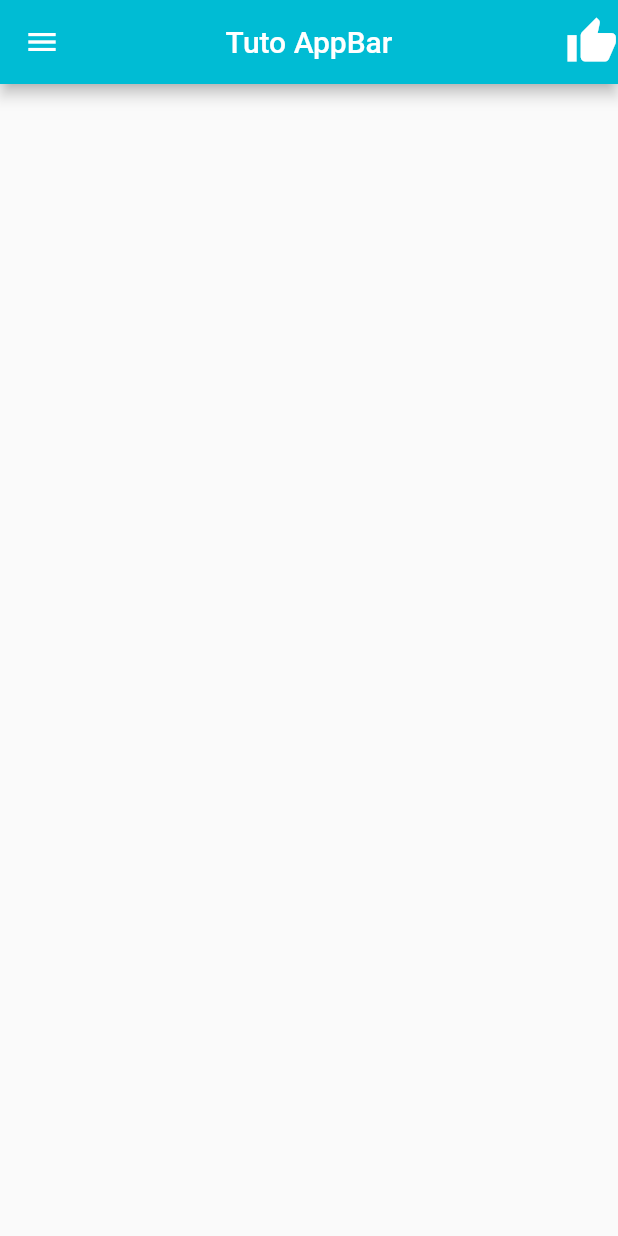
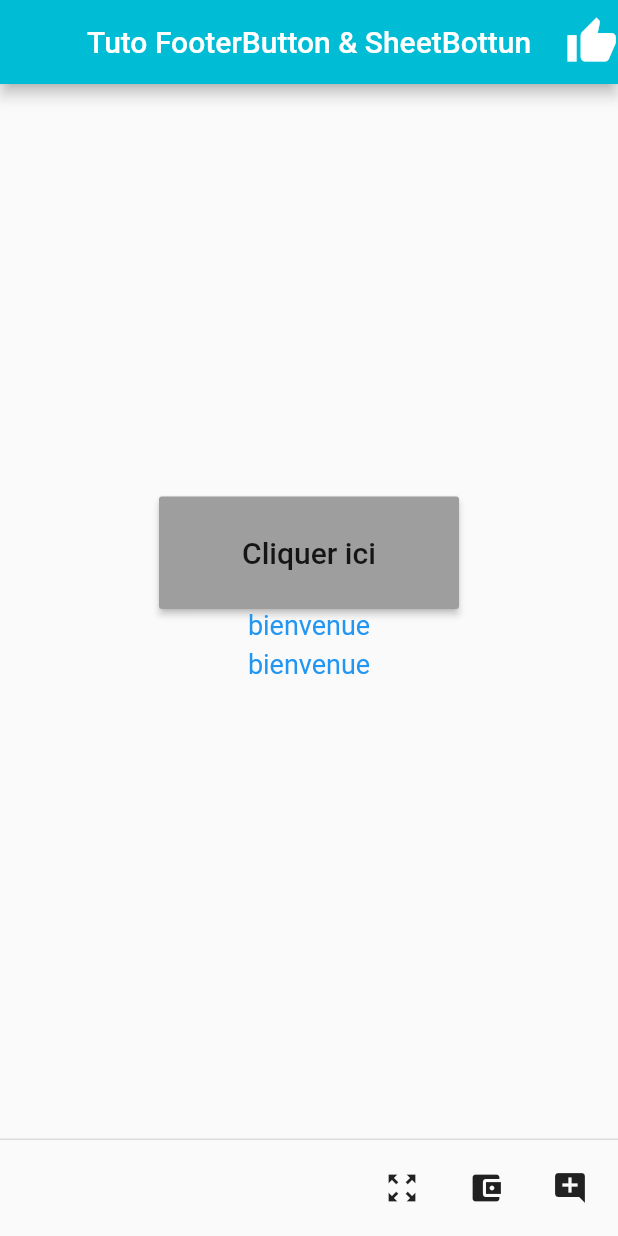
Before and after one commit to JamelChatti/NewProject, a Flutter app: the screen it shows after launch, on a phone screen of 412 x 824 dp. Run offline on Flutter 3.47's test engine with Material 2 defaults, Android fonts, the phone set to English and light mode, and no system bars.

Commit message:
FooterButton & SheetButton

```diff
--- a/lib/main.dart
+++ b/lib/main.dart
@@ -23,13 +23,46 @@ class GestionFacture extends StatefulWidget {
 }
 
 class _GestionFactureState extends State<GestionFacture> {
+  String value = '';
+
+  void show(String a) {
+    setState(() {
+      value = a;
+    });
+  }
+
+  void shows(String a) => setState(() => value = a);
+
+  void bouton_Sheet (){
+    showModalBottomSheet(context: context, builder: (BuildContext context){
+
+      return Container(
+        padding: EdgeInsets.all(20),
+        child: Row(
+          mainAxisAlignment: MainAxisAlignment.center,
+          children: <Widget>[
+
+            Text(
+              'Soyez le bienvenue',
+              style: TextStyle(
+                color: Colors.blue,
+                fontSize: 18,
+
+              ),
+            ),
+          ],
+        ),
+      );
+    }
+    );
+  }
 
   @override
   Widget build(BuildContext context) {
     return Scaffold(
         appBar: AppBar(
           backgroundColor: Colors.cyan,
-          title: Text('Tuto AppBar'),
+          title: Text('Tuto FooterButton & SheetBottun'),
           centerTitle: true,
           actions: <Widget>[
             Icon(
@@ -37,48 +70,64 @@ class _GestionFactureState extends State<GestionFacture> {
               size: 35,
             ),
           ],
-
         ),
-        drawer: ListView(padding: EdgeInsets.zero,
-          children: <Widget>[
-            DrawerHeader(
-              child: Text(
-          'Programe & framework',
-          style: TextStyle(fontSize: 25, color: Colors.red
-              ),
+        persistentFooterButtons: <Widget>[
+          IconButton(
+            icon: Icon(
+              Icons.zoom_out_map,
             ),
-              decoration: BoxDecoration(color: Colors.black),
-            ),
-            ListTile(title: Text('Dart') ,onTap: (){
-              Navigator.pop(context);
-            },),
-
-            ListTile(title: Text('Java') ,onTap: (){
-              Navigator.pop(context);
-            },),
-
-            ListTile(title: Text('Swift') ,onTap: (){
-              Navigator.pop(context);
-            },),
-
-            ListTile(title: Text('Objecti-C') ,onTap: (){
-              Navigator.pop(context);
-            },),
-
-            ListTile(title: Text('Foxpro') ,onTap: (){
-              Navigator.pop(context);
-            },),
-
-            ListTile(title: Text('C++') ,onTap: (){
-              Navigator.pop(context);
-            },),
-          ],
-        ),
+            onPressed: () => show('Zoom map'),
+          ),
+          IconButton(
+            icon: Icon(Icons.account_balance_wallet),
+            onPressed: () => shows('info bank'),
+          ),
+          IconButton(
+            icon: Icon(Icons.add_comment),
+            onPressed: () => show('Credit info'),
+          ),
+        ],
         body: Center(
           child: Column(
             mainAxisAlignment: MainAxisAlignment.center,
             children: <Widget>[
+            ButtonTheme(
+            minWidth: 200.0,
+            height: 75.0,
+            buttonColor: Colors.grey,
+            child: RaisedButton(onPressed: bouton_Sheet , child: Text('Cliquer ici', style: TextStyle(fontSize: 20, ), ),),
+          ),
 
+              Text(
+                'bienvenue',
+                style: TextStyle(
+                  color: Colors.blue,
+                  fontSize: 18,
+                ),
+              ),
+              Padding(
+                padding: EdgeInsets.only(top: 5),
+              ),
+              Text(
+                'bienvenue',
+                style: TextStyle(
+                  color: Colors.blue,
+                  fontSize: 18,
+                ),
+              ),
+              Padding(
+                padding: EdgeInsets.only(top: 5),
+              ),
+              Text(
+                '$value',
+                style: TextStyle(
+                  color: Colors.blue,
+                  fontSize: 18,
+                ),
+              ),
+              Padding(
+                padding: EdgeInsets.only(top: 5),
+              ),
             ],
           ),
         ));
```
